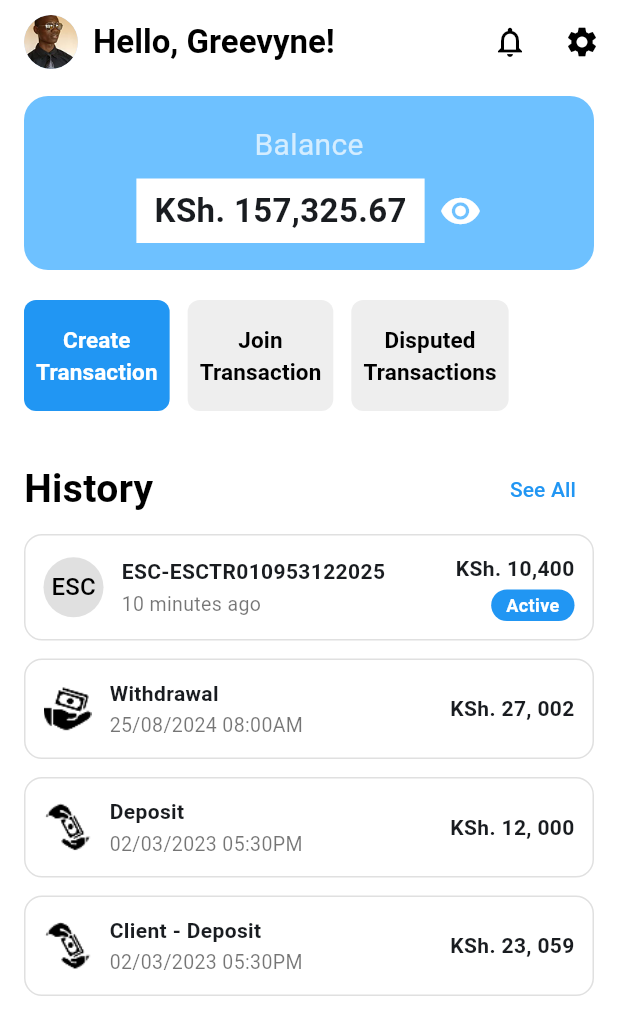
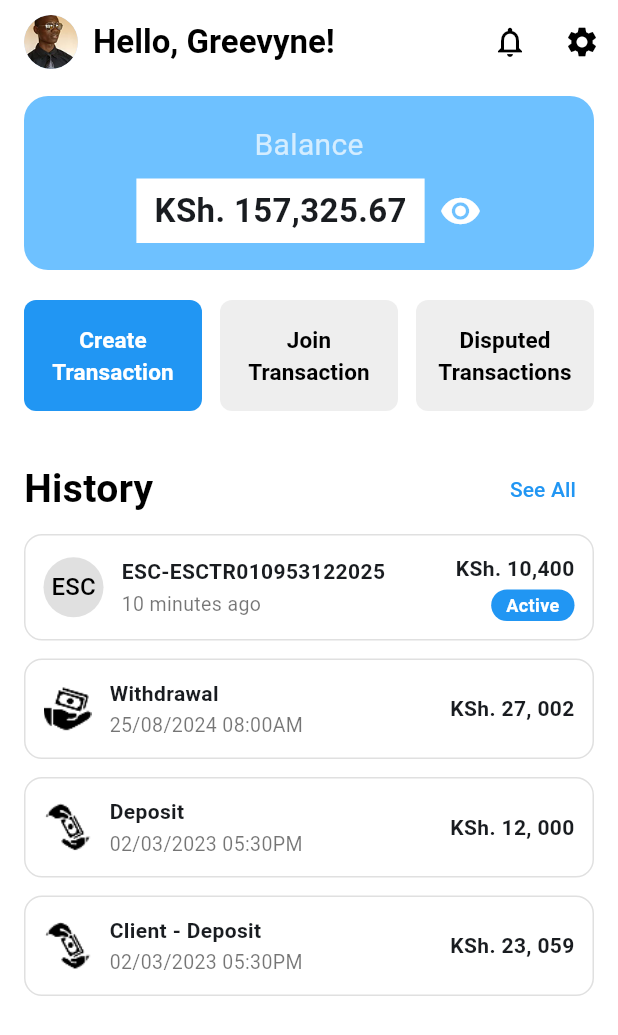
Before and after one commit to Muhoti/ESCROW, a Flutter app: the HomeScreenBody screen opened directly, on a phone screen of 412 x 824 dp. Shown: the top 1035 px of the screen. Run offline on Flutter 3.47's test engine with Material 3 defaults, Android fonts, the phone set to English and light mode, and no system bars.

Commit message:
Add flex property to ActionButton for improved layout flexibility, and enhance TransactionCard with a curved role banner for better visual presentation

```diff
--- a/lib/components/action_button.dart
+++ b/lib/components/action_button.dart
@@ -12,6 +12,7 @@ class ActionButton extends StatelessWidget {
   final double? fontSize;
   final FontWeight? fontWeight;
   final EdgeInsetsGeometry? padding;
+  final int? flex;
 
   const ActionButton({
     super.key,
@@ -26,6 +27,7 @@ class ActionButton extends StatelessWidget {
     this.fontSize,
     this.fontWeight,
     this.padding,
+    this.flex,
   });
 
   @override
@@ -81,7 +83,10 @@ class ActionButton extends StatelessWidget {
     );
 
     if (isExpanded) {
-      button = Expanded(child: button);
+      button = Flexible(
+        flex: flex ?? 1,
+        child: button,
+      );
     }
 
     if (margin != null) {
--- a/lib/screens/home_screen.dart
+++ b/lib/screens/home_screen.dart
@@ -121,9 +121,12 @@ class HomeScreenBody extends StatelessWidget {
                 amount: 'KSh. 157,325.67',
               ),
               const SizedBox(height: 20),
-              Row(
+              Container(
+                width: double.infinity,
+                child: Row(
                   children: [
-                  ActionButton(
+                    Expanded(
+                      child: ActionButton(
                         label: 'Create\nTransaction',
                         isSelected: true,
                         onPressed: () {
@@ -134,33 +137,49 @@ class HomeScreenBody extends StatelessWidget {
                                     const CreateTransactionScreen()),
                           );
                         },
-                    margin: const EdgeInsets.only(right: 8),
                         padding: const EdgeInsets.symmetric(
                           vertical: 16,
-                      horizontal: 8,
                         ),
                       ),
-                  ActionButton(
+                    ),
+                    const SizedBox(width: 12),
+                    Expanded(
+                      child: ActionButton(
                         label: 'Join\nTransaction',
                         isSelected: false,
-                    onPressed: () {},
-                    margin: const EdgeInsets.symmetric(horizontal: 4),
+                        onPressed: () {
+                          Navigator.push(
+                            context,
+                            MaterialPageRoute(
+                                builder: (context) =>
+                                    const CreateTransactionScreen()),
+                          );
+                        },
                         padding: const EdgeInsets.symmetric(
                           vertical: 16,
-                      horizontal: 8,
                         ),
                       ),
-                  ActionButton(
+                    ),
+                    const SizedBox(width: 12),
+                    Expanded(
+                      child: ActionButton(
                         label: 'Disputed\nTransactions',
                         isSelected: false,
-                    onPressed: () {},
-                    margin: const EdgeInsets.only(left: 8),
+                        onPressed: () {
+                          Navigator.push(
+                            context,
+                            MaterialPageRoute(
+                                builder: (context) =>
+                                    const CreateTransactionScreen()),
+                          );
+                        },
                         padding: const EdgeInsets.symmetric(
                           vertical: 16,
-                      horizontal: 8,
+                        ),
                       ),
                     ),
                   ],
+                ),
               ),
               const SizedBox(height: 28),
               Row(
```
Also changed, not shown: lib/components/transaction_card.dart (+45 -8 lines). Lines whose indentation alone changed are shown as unchanged.
